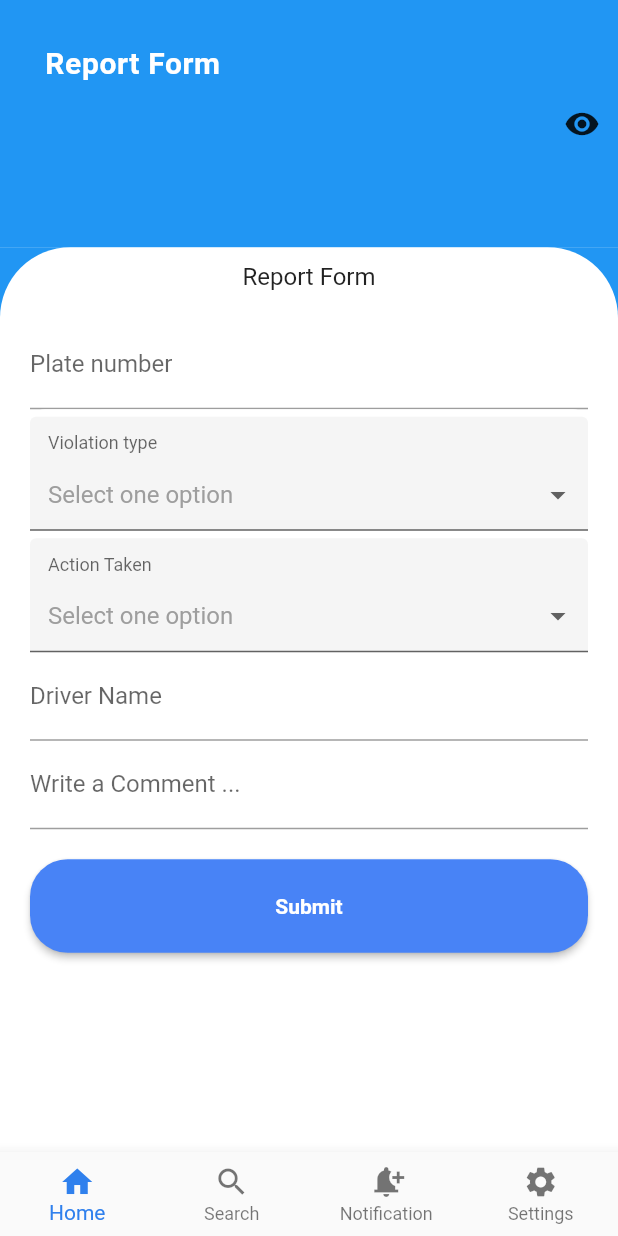
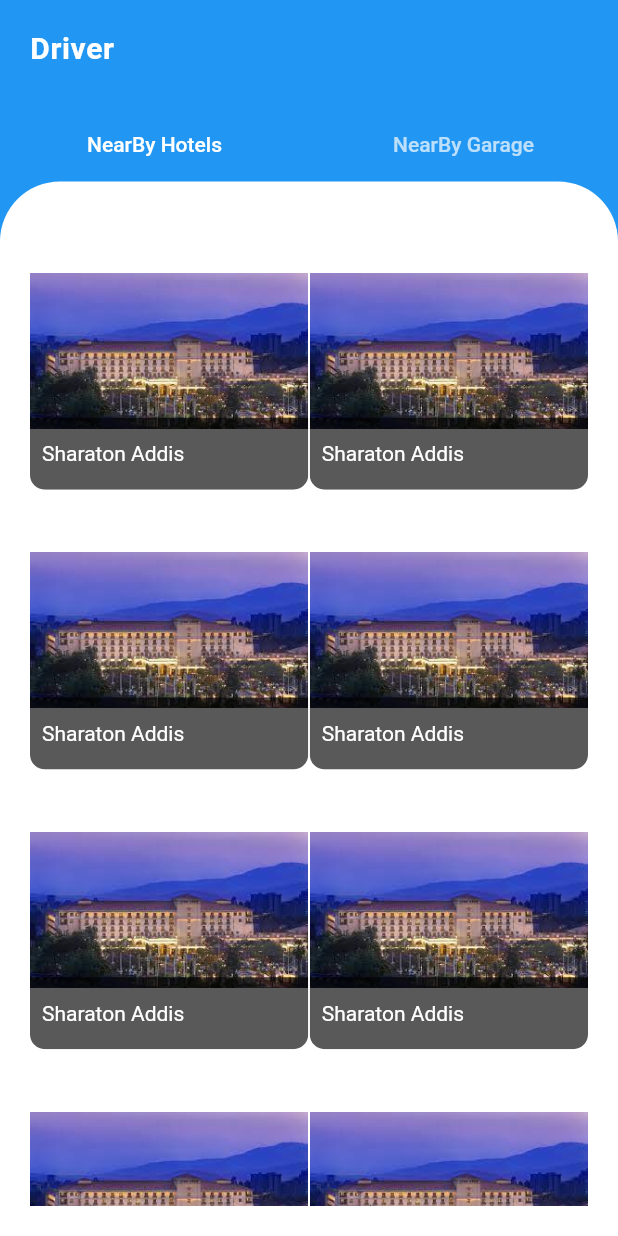
Before and after one commit to jeno1990/Traffic-Assistant-and-real-time-road-congestion-prediction, a Flutter app: the Login screen opened directly, after a tap on "LogIn", on a phone screen of 412 x 824 dp. Run offline on Flutter 3.47's test engine with Material 2 defaults, Android fonts, the phone set to English and light mode, and no system bars; drawn by our look-alikes of dropdown_formfield; our stand-ins replace flutter_signin_button, get.

Commit message:
driver tools

```diff
--- /dev/null
+++ b/frontend/mobile_traffic/lib/screens/driver/driver_tool.dart
@@ -0,0 +1,140 @@
+import 'package:flutter/material.dart';
+import 'package:mobile_traffic/screens/common_components/header_text.dart';
+
+class DriverTool extends StatefulWidget {
+  // const DriverTool({ Key? key }) : super(key: key);
+
+  @override
+  _DriverToolState createState() => _DriverToolState();
+}
+
+class _DriverToolState extends State<DriverTool> {
+  @override
+  Widget build(BuildContext context) {
+    Size size = MediaQuery.of(context).size;
+    return DefaultTabController(
+      length: 2,
+      child: SafeArea(
+        child: Scaffold(
+          // backgroundColor: Colors.blue,
+          body: Container(
+              width: size.width,
+              height: size.height,
+              color: Colors.blue,
+              child: Column(
+                  crossAxisAlignment: CrossAxisAlignment.start,
+                  children: [
+                    Container(
+                        padding: EdgeInsets.all(20),
+                        child: HeaderText("Driver")),
+                    SizedBox(
+                      height: 10,
+                    ),
+                    Container(
+                      width: size.width,
+                      child: Align(
+                        alignment: Alignment.bottomLeft,
+                        child: TabBar(
+                          tabs: [
+                            Tab(
+                              text: 'NearBy Hotels',
+                            ),
+                            Tab(
+                              text: 'NearBy Garage',
+                            ),
+                          ],
+                        ),
+                      ),
+                    ),
+                    Expanded(
+                      child: Container(
+                          width: size.width,
+
+                          // color: Colors.white,
+                          decoration: BoxDecoration(
+                              color: Colors.white,
+                              borderRadius: BorderRadius.only(
+                                  topLeft: Radius.circular(40),
+                                  topRight: Radius.circular(40))),
+                          child: Container(
+                            padding: EdgeInsets.all(20),
+                            child: TabBarView(children: [
+                              NearByHotel(),
+                              NearByGomista()              ]),
+                          )),
+                    ),
+                  ])),
+          // bottomNavigationBar: BottomNavigation(),
+        ),
+      ),
+    );
+  }
+
+  Widget TabText(String text, bool isSelected, int index) {
+    return GestureDetector(
+        onTap: () {},
+        child: Text(text,
+            style: TextStyle(
+              fontSize: 15,
+              fontWeight: FontWeight.bold,
+              color: isSelected ? Colors.white : Colors.white60,
+            )));
+  }
+
+  Widget NearByGomista() {
+    return ListView.builder(
+      padding: EdgeInsets.only(top: 0),
+      // physics: NeverScrollableScrollPhysics(),
+      itemCount: 15,
+      shrinkWrap: true,
+      itemBuilder: (context, index) => Card(
+        color: Colors.white70,
+        child: ListTile(
+          // shape: ShapeBorder(),
+          tileColor: Colors.white,
+          leading: CircleAvatar(
+            child: Icon(Icons.car_repair), //Text("${index+1}"),
+          ),
+          title: Text("Fetan Gomista"),
+          subtitle: Text("195m away"),
+        ),
+      ),
+    );
+  }
+
+  Widget NearByHotel() {
+    return GridView.builder(
+                itemCount: 15,
+                gridDelegate: SliverGridDelegateWithFixedCrossAxisCount(
+                  crossAxisCount: 2,
+                  crossAxisSpacing: 1,
+                  mainAxisSpacing: 1,
+                ),
+                itemBuilder: (context, index) {
+
+                  return  ClipRRect(
+                      borderRadius: BorderRadius.circular(10),
+                      child: GridTile(
+                          child: GestureDetector(
+                            onTap: (){
+                            },
+                            child: Container(
+                                child:
+                                    Image.asset("assets/sharaton.jpg")),
+                          ),
+                          footer: GridTileBar(
+                            backgroundColor: Color.fromRGBO(0, 0, 0, 0.65),
+                            leading: Text(
+                              "Sharaton Addis",
+                              style: TextStyle(color: Colors.white),
+                            ),
+
+
+
+                            ),
+                          ));
+
+
+                });
+          }
+  }
--- a/frontend/mobile_traffic/lib/screens/signup/login.dart
+++ b/frontend/mobile_traffic/lib/screens/signup/login.dart
@@ -1,4 +1,5 @@
 import 'package:flutter/material.dart';
+import 'package:mobile_traffic/screens/Driver/driver_tool.dart';
 import 'package:mobile_traffic/screens/common_components/Button.dart';
 import 'package:mobile_traffic/screens/common_components/header_text.dart';
 import 'package:mobile_traffic/screens/signup/components/background_for_signup.dart';
@@ -7,6 +8,7 @@
 
 import 'package:flutter_signin_button/flutter_signin_button.dart';
 import 'package:mobile_traffic/screens/traffic/report_form.dart';
+import 'package:mobile_traffic/screens/traffic/violations.dart';
 class Login extends StatefulWidget {
   @override
   State<Login> createState() => _LoginState();
@@ -69,7 +71,7 @@
                     }
 
                 ),
-                Button('LogIn', ()=> {Get.to(Report_form())}, Color.fromRGBO(72, 131, 246, 1)),
+                Button('LogIn', ()=> {Get.to(DriverTool())}, Color.fromRGBO(72, 131, 246, 1)),
                 Button('SignIn', () => {Get.to(Signup())}, Color.fromRGBO(0, 193, 31, 0.25)),]))),
                 Row(
                   mainAxisAlignment: MainAxisAlignment.center,
--- a/frontend/mobile_traffic/lib/screens/traffic/report_form.dart
+++ b/frontend/mobile_traffic/lib/screens/traffic/report_form.dart
@@ -84,8 +84,8 @@
              decoration: BoxDecoration(
                  color:Colors.white,
                 borderRadius: BorderRadius.only(
-                  topLeft: Radius.circular(47),
-                  topRight: Radius.circular(47)
+                  topLeft: Radius.circular(40),
+                  topRight: Radius.circular(40)
                 ),
              ),
            padding: EdgeInsets.only(top:10),
--- a/frontend/mobile_traffic/pubspec.yaml
+++ b/frontend/mobile_traffic/pubspec.yaml
@@ -53,6 +53,7 @@
   assets:
     - assets/world_map.png
     - assets/google_logo.png
+    - assets/sharaton.jpg
   #   - images/a_dot_ham.jpeg
 
   # An image asset can refer to one or more resolution-specific "variants", see
```
Also changed, not shown: frontend/mobile_traffic/assets/sharaton.jpg (added).
